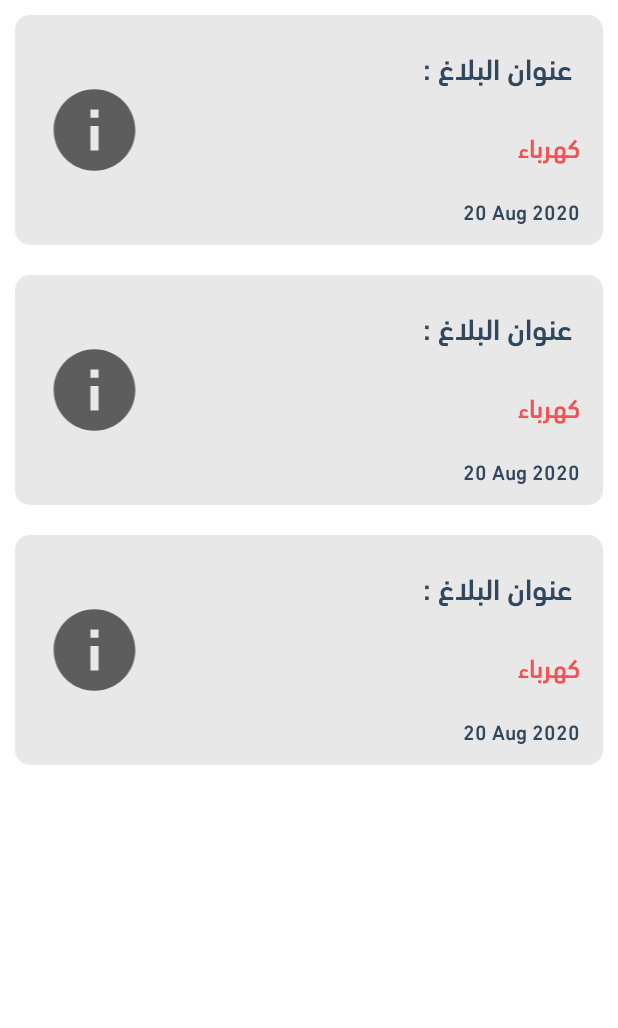
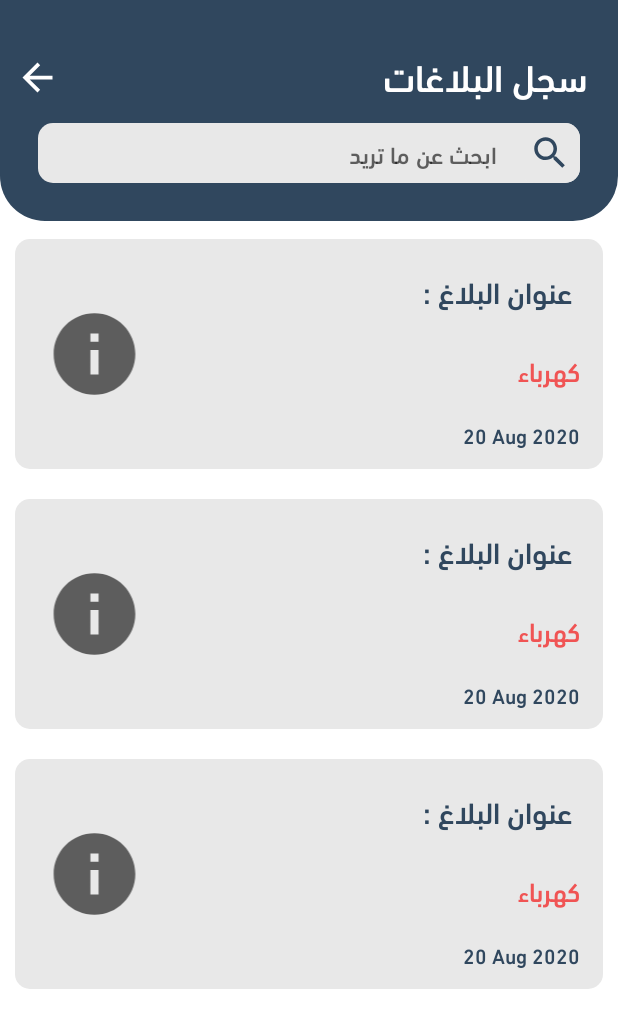
Before and after one commit to loai98/Nine11_2, an Android app: the layout activity_my_report.xml on its own in the app's theme, with its tools: preview values and no code run, on a phone screen of 412 x 824 dp. Shown: the top 1028 px of the screen. Run offline under Robolectric (Android 15) with nearby library versions, the phone set to English and light mode, and no system bars.

Commit message:
it's done

```diff
--- a/app/src/main/AndroidManifest.xml
+++ b/app/src/main/AndroidManifest.xml
@@ -42,7 +42,7 @@
         <activity android:name=".NewReport" />
         <activity android:name=".Dashboard" />
         <activity android:name=".MyReports" />
-        <activity android:name=".ReportDetails" />
+        <activity android:name=".ReportDetails"/>
         <activity android:name=".MainActivity">
             <intent-filter>
                 <action android:name="android.intent.action.MAIN" />
--- a/app/src/main/res/layout/activity_dashboard.xml
+++ b/app/src/main/res/layout/activity_dashboard.xml
@@ -58,6 +58,7 @@
             app:layout_constraintStart_toStartOf="parent"
             app:layout_constraintTop_toTopOf="@id/text_hello_dash"
             app:layout_constraintVertical_bias="0.625"
+            app:menu="@menu/menu"
             app:tint="@color/white"></ImageView>
 
 <!--        <LinearLayout-->
--- a/app/src/main/res/layout/activity_my_report.xml
+++ b/app/src/main/res/layout/activity_my_report.xml
@@ -6,6 +6,7 @@
     android:layout_width="match_parent"
     android:layout_height="match_parent"
     tools:context=".MyReports">
+
 
     <TextView
         android:id="@+id/myComplaint_text"
@@ -16,12 +17,91 @@
         android:layout_height="wrap_content"/>
 
 
+    <androidx.constraintlayout.widget.ConstraintLayout
+        android:id="@+id/dashHeader"
+        android:layout_width="match_parent"
+        android:layout_height="wrap_content"
+        android:background="@drawable/header_dash"
+        android:padding="10dp"
+        app:layout_constraintTop_toTopOf="parent">
+
+        <TextView
+            android:id="@+id/text_hello_dash"
+            android:layout_width="wrap_content"
+            android:layout_height="wrap_content"
+            android:layout_marginRight="10dp"
+            android:layout_marginTop="16dp"
+            android:gravity="right"
+            android:text="@string/listReport"
+            android:textColor="@color/white"
+            android:textSize="25sp"
+            app:layout_constraintRight_toRightOf="parent"
+            app:layout_constraintTop_toTopOf="parent">
+        </TextView>
+
+
+        <ImageView
+            android:id="@+id/imageMenu"
+            android:layout_width="30dp"
+            android:layout_height="30dp"
+            android:layout_marginEnd="176dp"
+            android:contentDescription="@string/app_name"
+            android:src="@drawable/ic_baseline_arrow_back_24"
+            app:layout_constraintBottom_toBottomOf="@id/text_hello_dash"
+            app:layout_constraintEnd_toStartOf="@+id/nameUser"
+            app:layout_constraintStart_toStartOf="parent"
+            app:layout_constraintTop_toTopOf="@id/text_hello_dash"
+            app:layout_constraintVertical_bias="0.625"
+            app:tint="@color/white"></ImageView>
+
+                <LinearLayout
+                    android:layout_width="match_parent"
+                    android:layout_height="wrap_content"
+                    android:layout_marginStart="15dp"
+                    android:layout_marginTop="15dp"
+                    android:layout_marginEnd="15dp"
+                    android:layout_marginBottom="15dp"
+                    android:background="@drawable/white_rec_back"
+                    android:orientation="horizontal"
+                    app:layout_constraintBottom_toBottomOf="parent"
+                    app:layout_constraintTop_toBottomOf="@id/imageMenu">
+
+                    <EditText
+                        android:layout_width="0dp"
+                        android:layout_height="40dp"
+                        android:layout_weight="1"
+                        android:background="@null"
+                        android:hint="@string/search_elem"
+                        android:imeOptions="actionSearch"
+                        android:inputType="text"
+                        android:paddingStart="15dp"
+                        android:paddingEnd="15dp"
+                        android:textColor="@color/colorFor"
+                        android:textSize="16sp"
+                        android:importantForAutofill="no">
+                    </EditText>
+
+                    <ImageView
+
+                        android:layout_width="40dp"
+                        android:layout_height="40dp"
+                        android:background="@drawable/search_icon_back"
+                        android:contentDescription="@string/app_name"
+                        android:padding="6dp"
+                        android:src="@drawable/ic_baseline_search"
+                        app:tint="@color/colorFor">
+                    </ImageView>
+                </LinearLayout>
+
+    </androidx.constraintlayout.widget.ConstraintLayout>
 
     <androidx.recyclerview.widget.RecyclerView
         android:id="@+id/recyclerView"
         android:layout_width="match_parent"
-        tools:listitem="@layout/list_item"
-        android:layout_height="match_parent"/>
+        android:layout_height="match_parent"
+        android:layout_below="@+id/dashHeader"
+        android:layout_marginTop="2dp"
+        tools:listitem="@layout/list_item" />
 
     <ProgressBar
         android:visibility="invisible"
--- a/app/src/main/res/layout/activity_sign_up.xml
+++ b/app/src/main/res/layout/activity_sign_up.xml
@@ -240,7 +240,7 @@
             android:backgroundTint="@color/colorRed"
             android:text="@string/register"
             android:textAllCaps="false"
-            android:textSize="13sp"
+            android:textSize="20sp"
             android:textStyle="bold"
             app:layout_constraintTop_toBottomOf="@id/viewDivider2">
 
--- a/app/src/main/res/layout/activity_sing_in.xml
+++ b/app/src/main/res/layout/activity_sing_in.xml
@@ -198,7 +198,7 @@
             android:backgroundTint="@color/colorRed"
             android:text="@string/login"
             android:textAllCaps="false"
-            android:textSize="13sp"
+            android:textSize="20sp"
             android:textStyle="bold"
             app:layout_constraintTop_toBottomOf="@id/viewDivider2"
             tools:layout_editor_absoluteX="30dp">
@@ -229,7 +229,7 @@
             android:backgroundTint="@color/colorFor"
             android:text="@string/createAcc"
             android:textAllCaps="false"
-            android:textSize="13sp"
+            android:textSize="20sp"
             android:textStyle="bold"
             app:layout_constraintTop_toBottomOf="@id/buttonLogin"
             app:layout_constraintBottom_toBottomOf="parent">
--- a/app/src/main/res/values/themes.xml
+++ b/app/src/main/res/values/themes.xml
@@ -1,20 +1,12 @@
 <resources xmlns:tools="http://schemas.android.com/tools">
-    <!-- Base application theme. -->
+     Base application theme.
     <style name="Theme.Nine11" parent="Theme.MaterialComponents.Light.NoActionBar">
-        <!-- Primary brand color. -->
-<!--        <item name="colorPrimary">@color/purple_500</item>-->
-<!--        <item name="colorPrimaryVariant">@color/purple_700</item>-->
-<!--        <item name="colorOnPrimary">@color/white</item>-->
-        <!-- Secondary brand color. -->
-<!--        <item name="colorSecondary">@color/teal_200</item>-->
-<!--        <item name="colorSecondaryVariant">@color/teal_700</item>-->
-<!--        <item name="colorOnSecondary">@color/black</item>-->
+         Primary brand color.
+        <item name="android:fontFamily">@font/font5</item>
+         Status bar color.
+        <item name="android:statusBarColor" tools:targetApi="l">@color/colorFor</item>
 
-        <item name="android:fontFamily">@font/font5</item>
-        <!-- Status bar color. -->
-<!--        <item name="android:statusBarColor" tools:targetApi="l">@</item>-->
-
-        <!-- Customize your theme here. -->
+         Customize your theme here.
     </style>
 
 
@@ -24,6 +16,7 @@
 <!--        <item name="android:windowActionBar">false</item>-->
 <!--        <item name="android:windowFullscreen">true</item>-->
 <!--        <item name="android:windowContentOverlay">true</item>-->
+<!--        <item name="android:fontFamily">@font/font5</item>-->
 
 
 <!--    </style>-->
```
Also changed, not shown: app/src/main/res/layout/activity_new_report.xml (+7 -3 lines), app/src/main/res/layout/activity_report_details.xml (+31 -11 lines), app/src/main/res/menu/menu.xml (added, +17 -0 lines).
